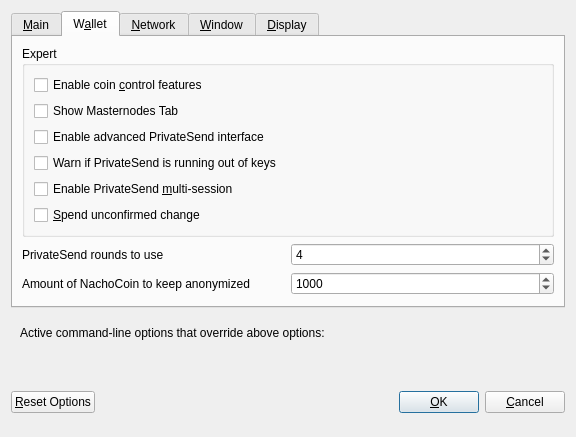
First picture: the form in src/qt/forms/optionsdialog.ui, repository cknoettg/NachoCoin, before the edit.
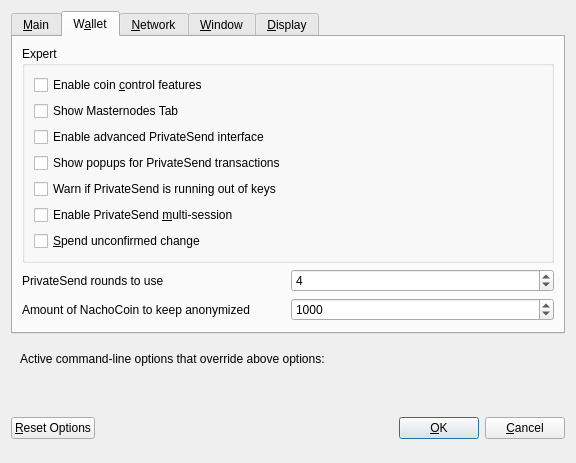
Second picture: the form after the edit. The open tabs and pages were chosen to show the change. Custom widgets are drawn as their Qt base class.

The edit to the form file:
```diff
--- a/src/qt/forms/optionsdialog.ui
+++ b/src/qt/forms/optionsdialog.ui
@@ -173,6 +173,16 @@
             </property>
            </widget>
           </item>
+          <item>
+           <widget class="QCheckBox" name="showPrivateSendPopups">
+            <property name="toolTip">
+             <string>Show system popups for PrivateSend mixing transactions&lt;br/&gt;just like for all other transaction types.</string>
+            </property>
+            <property name="text">
+             <string>Show popups for PrivateSend transactions</string>
+            </property>
+           </widget>
+          </item>
           <item>
            <widget class="QCheckBox" name="lowKeysWarning">
             <property name="toolTip">
@@ -224,7 +234,7 @@
             <number>2</number>
            </property>
            <property name="maximum">
-            <number>8</number>
+            <number>16</number>
            </property>
            <property name="value">
             <number>4</number>
```
